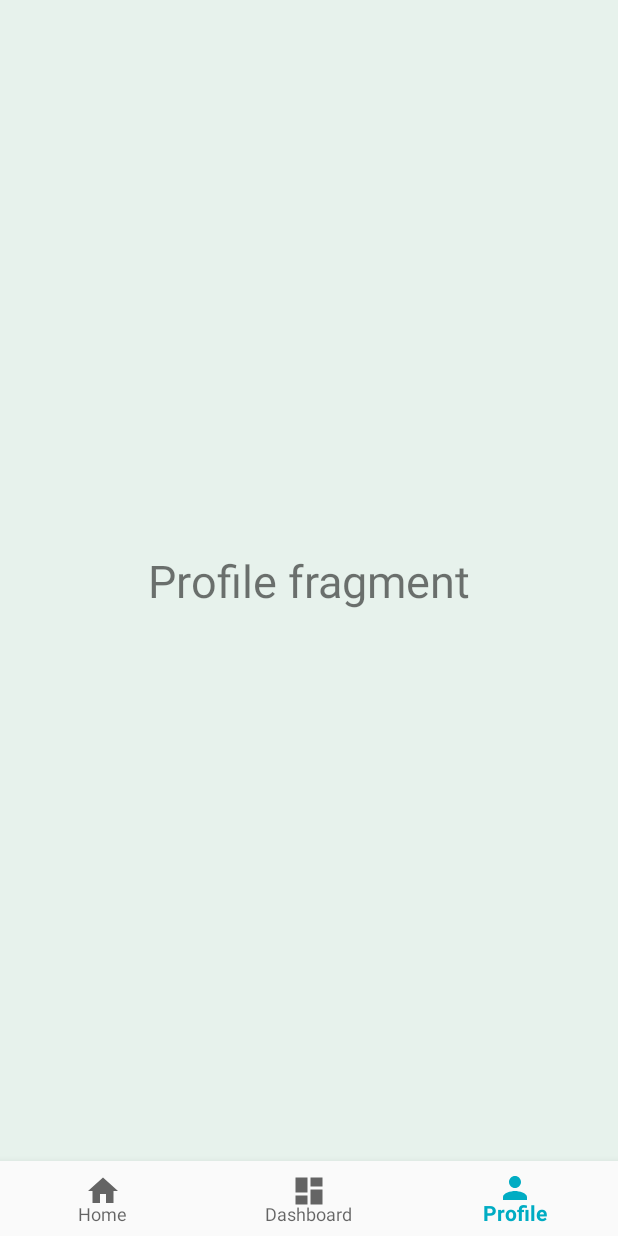
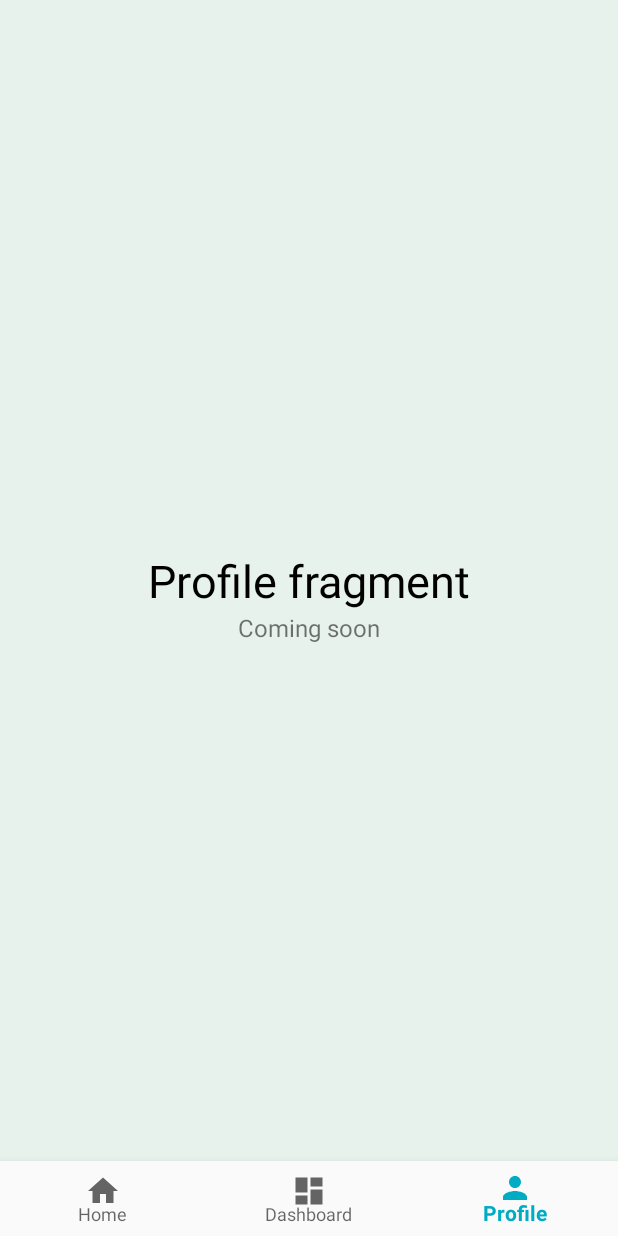
Before and after one commit to Arafat6462/AIUB-Student, an Android app: the DashboardFragment screen opened directly, with no data from a screen before it, item 3 of the bottom bar chosen, on a phone screen of 412 x 824 dp. Run offline under Robolectric (Android 15) with nearby library versions, the phone set to English and light mode, and no system bars; our stand-ins replace Firebase (no records; nobody signed in at launch, a user with empty details on screens opened directly); libraries missing offline, so code that uses them is left out: com.github.mikephil.charting; 60 statements that could not run were skipped.

Commit message:
final commit for AIUBStudent.apk version 1.0

```diff
--- a/AIUBStudent/app/src/main/AndroidManifest.xml
+++ b/AIUBStudent/app/src/main/AndroidManifest.xml
@@ -4,7 +4,6 @@
 
     <uses-permission android:name="android.permission.ACCESS_NETWORK_STATE" />
     <uses-permission android:name="android.permission.INTERNET"/>
-
     <uses-permission android:name="android.permission.WAKE_LOCK" />
 
     <application
--- a/AIUBStudent/app/src/main/java/com/arafat6462/aiubstudent/DashboardFragment.java
+++ b/AIUBStudent/app/src/main/java/com/arafat6462/aiubstudent/DashboardFragment.java
@@ -231,13 +231,12 @@ public class DashboardFragment extends Fragment {
         // we create two radar data sets objects with these data
         RadarDataSet set1 = new RadarDataSet(AllSemesterCGPA, "All semester CGPA");
         set1.setColor(Color.argb(255, 0, 220, 80));// category one border color and fill color
-        set1.setFillColor(Color.argb(100, 0, 200, 100));
+        set1.setFillColor(Color.argb(120, 0, 200, 100));
         set1.setDrawFilled(true); // fill the circle of radar
         set1.setFillAlpha(100); // fill  alpha between 255
         set1.setLineWidth(2f);  // border line width
         set1.setDrawHighlightIndicators(true); // mark in x,y axis when touch a point
         set1.setDrawHighlightCircleEnabled(true);
-
 
         RadarDataSet set2 = new RadarDataSet(AllSemesterCREDIT, "All semester CREDIT");
         set2.setColor(Color.argb(255, 40, 160, 220));
@@ -245,7 +244,7 @@ public class DashboardFragment extends Fragment {
         set2.setDrawFilled(true);
         set2.setFillAlpha(100);
         set2.setLineWidth(2f);
-        set2.setDrawHighlightIndicators(false);
+        set2.setDrawHighlightIndicators(true);
         set2.setDrawHighlightCircleEnabled(true);
 
         ArrayList<RadarDataSet> sets = new ArrayList<>();
@@ -308,6 +307,7 @@ public class DashboardFragment extends Fragment {
         yAxis.setAxisMinimum(MIN_CGPA);// we define min and max for axis
         yAxis.setAxisMaximum(MAX_CGPA);
         yAxis.setDrawLabels(true); //marking on the main border like cgpa 2.5, 3, 3.5, 4
+        yAxis.setTextColor(Color.argb(200,0,0,0));//marking on the main border like cgpa 2.5, 3, 3.5, 4 -------  color
 
         // we configure legend for our radar chart
         Legend l = chart.getLegend();  // indicator sign text like "red for credit" and "green for cgpa"
--- a/AIUBStudent/app/src/main/res/layout/fragment_profile.xml
+++ b/AIUBStudent/app/src/main/res/layout/fragment_profile.xml
@@ -1,5 +1,6 @@
 <?xml version="1.0" encoding="utf-8"?>
-<RelativeLayout xmlns:android="http://schemas.android.com/apk/res/android"
+<androidx.constraintlayout.widget.ConstraintLayout xmlns:android="http://schemas.android.com/apk/res/android"
+    xmlns:app="http://schemas.android.com/apk/res-auto"
     xmlns:tools="http://schemas.android.com/tools"
     android:layout_width="match_parent"
     android:layout_height="match_parent"
@@ -8,10 +9,30 @@
 
     <!-- TODO: Update blank fragment layout -->
     <TextView
+        android:id="@+id/textView"
         android:layout_width="wrap_content"
         android:layout_height="wrap_content"
         android:layout_centerInParent="true"
         android:text="Profile fragment"
-        android:textSize="30sp" />
+        android:textColor="@color/black"
+        android:textSize="30sp"
+        app:layout_constraintBottom_toBottomOf="parent"
+        app:layout_constraintEnd_toEndOf="parent"
+        app:layout_constraintStart_toStartOf="parent"
+        app:layout_constraintTop_toTopOf="parent" />
 
-</RelativeLayout>
+    <TextView
+        android:id="@+id/textView3"
+        android:layout_width="wrap_content"
+        android:layout_height="wrap_content"
+        android:layout_below="@+id/textView"
+        android:layout_alignParentEnd="true"
+        android:text="Coming soon"
+         android:textSize="16sp"
+
+        app:layout_constraintEnd_toEndOf="parent"
+        app:layout_constraintStart_toStartOf="parent"
+        app:layout_constraintTop_toBottomOf="@+id/textView" />
+
+
+</androidx.constraintlayout.widget.ConstraintLayout>
--- a/AIUBStudent/app/src/main/res/layout/loading.xml
+++ b/AIUBStudent/app/src/main/res/layout/loading.xml
@@ -32,7 +32,7 @@
         app:layout_constraintGuide_percent="0.66" />
 
     <TextView
-        android:id="@+id/textView8"
+        android:id="@+id/loading_text_message"
         android:layout_width="wrap_content"
         android:layout_height="wrap_content"
         android:layout_marginTop="30dp"
--- a/AIUBStudent/app/src/main/res/layout/network_error.xml
+++ b/AIUBStudent/app/src/main/res/layout/network_error.xml
@@ -38,7 +38,7 @@
         app:layout_constraintGuide_percent="0.5" />
 
     <TextView
-        android:id="@+id/textView8"
+        android:id="@+id/loading_text_message"
         android:layout_width="wrap_content"
         android:layout_height="wrap_content"
         android:layout_marginTop="30dp"
@@ -56,7 +56,7 @@
         android:text="@string/internet_connection_message"
         app:layout_constraintEnd_toEndOf="parent"
         app:layout_constraintStart_toStartOf="parent"
-        app:layout_constraintTop_toBottomOf="@+id/textView8" />
+        app:layout_constraintTop_toBottomOf="@+id/loading_text_message" />
 
     <Button
         android:id="@+id/connect_button"
--- a/AIUBStudent/app/src/main/res/values/strings.xml
+++ b/AIUBStudent/app/src/main/res/values/strings.xml
@@ -13,7 +13,7 @@
     <string name="loading">Loading...</string>
     <string name="loading_message">Wait Please</string>
     <string name="link_subject">AIUB-Student</string>
-    <string name="link">https://github.com/Arafat6462/Android-application</string>
+    <string name="link">https://github.com/Arafat6462/Android-application/blob/main/AIUB%20Student.apk</string>
     <string name="share">Share</string>
 
 
```
Also changed, not shown: AIUBStudent/app/src/main/java/com/arafat6462/aiubstudent/ParseDataFromPortal.java (+9 -5 lines), AIUBStudent/app/src/main/res/layout/fragment_home.xml (+20 -4 lines).
